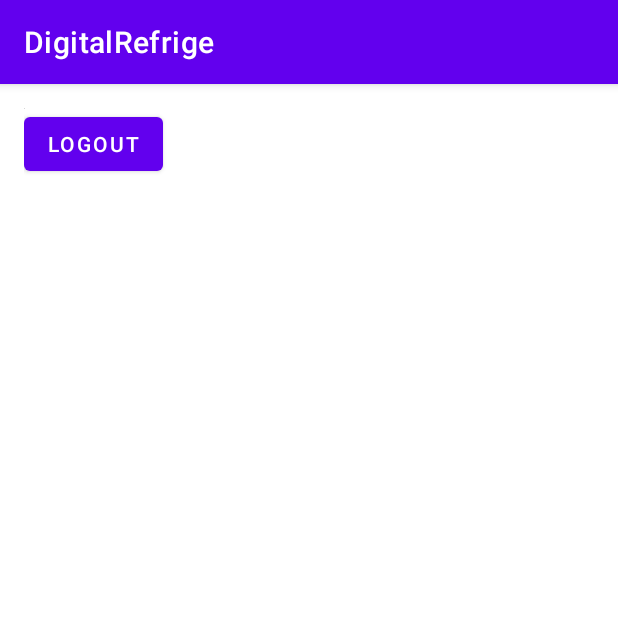
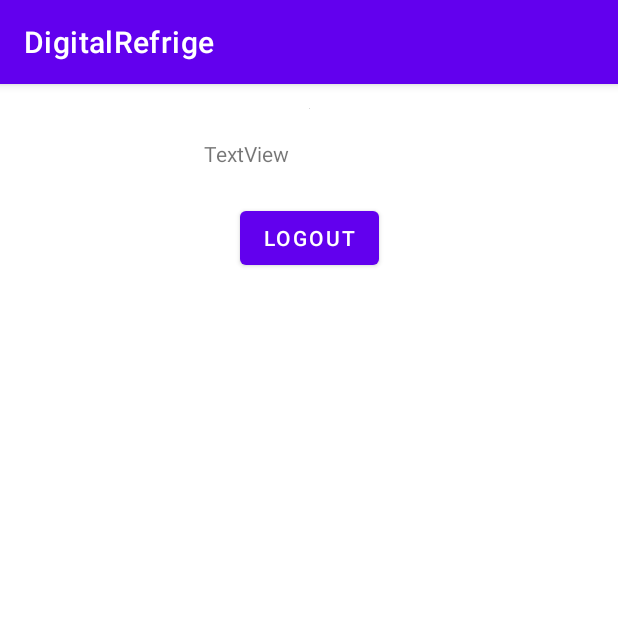
Before and after one commit to pikachuabc/DigitalRefrige, an Android app: the fragment ProfileFragment shown on its own in the app's theme, on a phone screen of 412 x 824 dp, the top half of it. Run offline under Robolectric (Android 15) with nearby library versions, the phone set to English and light mode, and no system bars; our stand-ins replace Firebase (no records; nobody signed in at launch, a user with empty details on screens opened directly), Picasso; 2 statements that could not run were skipped.

Commit message:
- Update Actions between Fragments - Update layout of Profile Fragment

```diff
--- a/app/src/main/res/layout/fragment_login.xml
+++ b/app/src/main/res/layout/fragment_login.xml
@@ -1,11 +1,9 @@
 <?xml version="1.0" encoding="utf-8"?>
-<LinearLayout  xmlns:android="http://schemas.android.com/apk/res/android"
+<LinearLayout xmlns:android="http://schemas.android.com/apk/res/android"
     xmlns:tools="http://schemas.android.com/tools"
     android:layout_width="match_parent"
     android:layout_height="match_parent"
     tools:context=".views.login.LoginFragment">
-
-
 
     <com.google.android.gms.common.SignInButton
         android:id="@+id/sign_in_button"
--- a/app/src/main/res/layout/fragment_logout.xml
+++ b/app/src/main/res/layout/fragment_logout.xml
@@ -1,19 +1,16 @@
 <?xml version="1.0" encoding="utf-8"?>
 
-<LinearLayout android:layout_width="match_parent"
+<FrameLayout android:layout_width="match_parent"
     android:layout_height="match_parent"
+    xmlns:app="http://schemas.android.com/apk/res-auto"
     android:padding="16dp"
-    android:orientation="vertical"
     tools:context=".views.login.ProfileFragment"
     xmlns:tools="http://schemas.android.com/tools"
     xmlns:android="http://schemas.android.com/apk/res/android">
 
-
-
     <androidx.constraintlayout.widget.ConstraintLayout
         android:layout_width="match_parent"
         android:layout_height="match_parent">
-
 
         <ImageView
             android:id="@+id/avatar"
@@ -23,6 +20,8 @@
             tools:layout_editor_absoluteX="131dp"
             tools:layout_editor_absoluteY="38dp"
             tools:srcCompat="@tools:sample/avatars"
+            app:layout_constraintEnd_toEndOf="parent"
+            app:layout_constraintStart_toStartOf="parent"
             tools:ignore="MissingConstraints" />
 
         <TextView
@@ -32,9 +31,9 @@
             android:padding="20dp"
             android:src="@drawable/ic_baseline_camera_24"
             android:text="TextView"
-            tools:ignore="MissingConstraints"
-            tools:layout_editor_absoluteX="108dp"
-            tools:layout_editor_absoluteY="205dp" />
+            app:layout_constraintEnd_toEndOf="parent"
+            app:layout_constraintStart_toStartOf="parent"
+            app:layout_constraintTop_toBottomOf="@+id/avatar"/>
 
         <Button
             android:id="@+id/logout_button"
@@ -42,12 +41,17 @@
             android:layout_height="wrap_content"
             android:text="logout"
             tools:ignore="MissingConstraints"
-            tools:layout_editor_absoluteX="156dp"
-            tools:layout_editor_absoluteY="299dp" />
+            app:layout_constraintEnd_toEndOf="parent"
+            app:layout_constraintStart_toStartOf="parent"
+            app:layout_constraintTop_toBottomOf="@+id/email"/>
+
 
     </androidx.constraintlayout.widget.ConstraintLayout>
 
 
 
 
-</LinearLayout>
+
+
+
+</FrameLayout>
```
Also changed, not shown: app/src/main/java/com/example/digitalrefrige/views/login/LoginFragment.java (+2 -6 lines), app/src/main/java/com/example/digitalrefrige/views/login/ProfileFragment.java (+0 -9 lines), app/src/main/res/navigation/nav_graph.xml (+8 -8 lines).
